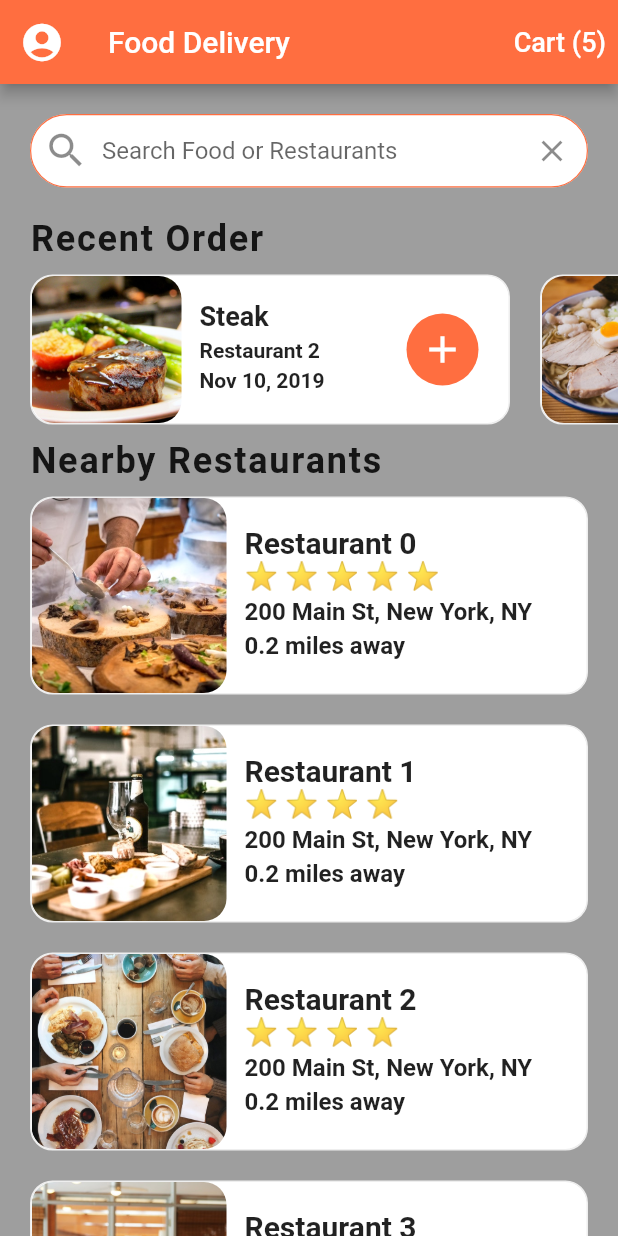
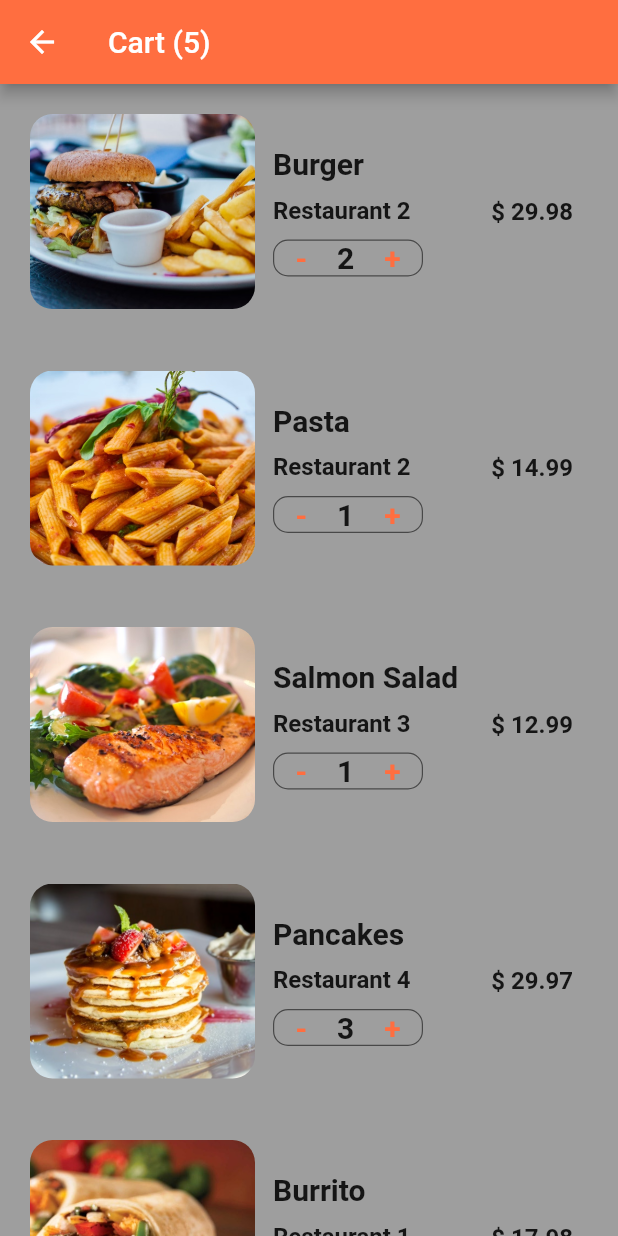
Before and after one commit to rhromets/ui_food_delivery, a Flutter app: the screen it shows after launch, after a tap on an icon or button, on a phone screen of 412 x 824 dp. Run offline on Flutter 3.47's test engine with Material 2 defaults, Android fonts, the phone set to English and light mode, and no system bars.

Commit message:
Add Cart Screen

```diff
--- /dev/null
+++ b/lib/screens/cart_screen.dart
@@ -0,0 +1,149 @@
+// import 'package:flutter/cupertino.dart';
+import 'package:flutter/material.dart';
+import 'package:food_ui/data/data.dart';
+
+import '../models/order.dart';
+
+class CartScreen extends StatefulWidget {
+  const CartScreen({Key? key}) : super(key: key);
+
+  @override
+  State<CartScreen> createState() => _CartScreenState();
+}
+
+class _CartScreenState extends State<CartScreen> {
+  Widget buildCartItem(Order order) {
+    return Container(
+      padding: const EdgeInsets.all(20.0),
+      height: 170.0,
+      child: Row(
+        children: [
+          Expanded(
+            child: Row(
+              children: [
+                Container(
+                  width: 150.0,
+                  decoration: BoxDecoration(
+                    image: DecorationImage(
+                      image: AssetImage(order.food!.imageUrl!),
+                      fit: BoxFit.cover,
+                    ),
+                    borderRadius: BorderRadius.circular(15.0),
+                  ),
+                ),
+                Expanded(
+                  child: Container(
+                    margin: const EdgeInsets.all(12.0),
+                    child: Column(
+                      mainAxisAlignment: MainAxisAlignment.center,
+                      crossAxisAlignment: CrossAxisAlignment.start,
+                      children: [
+                        Text(
+                          order.food!.name.toString(),
+                          style: const TextStyle(
+                            fontSize: 20.0,
+                            fontWeight: FontWeight.bold,
+                          ),
+                          overflow: TextOverflow.ellipsis,
+                        ),
+                        const SizedBox(height: 10.0),
+                        Text(
+                          order.restaurant!.name.toString(),
+                          style: const TextStyle(
+                            fontSize: 16.0,
+                            fontWeight: FontWeight.w600,
+                          ),
+                          overflow: TextOverflow.ellipsis,
+                        ),
+                        const SizedBox(height: 10.0),
+                        Container(
+                          width: 100.0,
+                          decoration: BoxDecoration(
+                            borderRadius: BorderRadius.circular(10.0),
+                            border: Border.all(
+                              width: 0.8,
+                              color: Colors.black54,
+                            ),
+                          ),
+                          child: Row(
+                            mainAxisAlignment: MainAxisAlignment.center,
+                            children: [
+                              GestureDetector(
+                                onTap: () {},
+                                child: Text(
+                                  '-',
+                                  style: TextStyle(
+                                    color:
+                                        Theme.of(context).colorScheme.primary,
+                                    fontSize: 20.0,
+                                    fontWeight: FontWeight.w600,
+                                  ),
+                                ),
+                              ),
+                              const SizedBox(width: 20.0),
+                              Text(
+                                order.quantity.toString(),
+                                style: const TextStyle(
+                                  fontSize: 20.0,
+                                  fontWeight: FontWeight.bold,
+                                ),
+                              ),
+                              const SizedBox(width: 20.0),
+                              GestureDetector(
+                                onTap: () {},
+                                child: Text(
+                                  '+',
+                                  style: TextStyle(
+                                    color:
+                                        Theme.of(context).colorScheme.primary,
+                                    fontSize: 20.0,
+                                    fontWeight: FontWeight.w600,
+                                  ),
+                                ),
+                              ),
+                            ],
+                          ),
+                        ),
+                      ],
+                    ),
+                  ),
+                ),
+              ],
+            ),
+          ),
+          Container(
+            margin: const EdgeInsets.all(10.0),
+            child: Text(
+              '\$ ${order.quantity! * order.food!.price!}',
+              style: const TextStyle(
+                fontSize: 16.0,
+                fontWeight: FontWeight.w600,
+              ),
+            ),
+          ),
+        ],
+      ),
+    );
+  }
+
+  @override
+  Widget build(BuildContext context) {
+    return Scaffold(
+      appBar: AppBar(
+        title: Text('Cart (${currentUser.cart!.length})'),
+      ),
+      body: ListView.separated(
+          itemBuilder: (BuildContext context, int index) {
+            Order order = currentUser.cart![index];
+            return buildCartItem(order);
+          },
+          separatorBuilder: (BuildContext context, int index) {
+            return const Divider(
+              height: 1.0,
+              color: Colors.grey,
+            );
+          },
+          itemCount: currentUser.cart!.length),
+    );
+  }
+}
--- a/lib/screens/home_screen.dart
+++ b/lib/screens/home_screen.dart
@@ -1,6 +1,7 @@
 import 'package:flutter/material.dart';
 import 'package:food_ui/data/data.dart' as data;
 import 'package:food_ui/models/restaurant.dart';
+import 'package:food_ui/screens/cart_screen.dart';
 import 'package:food_ui/screens/restaurant_screen.dart';
 import 'package:food_ui/widgets/recent_orders.dart';
 import 'package:food_ui/widgets/rating_stars.dart';
@@ -112,7 +113,12 @@ class _HomeScreenState extends State<HomeScreen> {
         actions: [
           Center(
             child: TextButton(
-              onPressed: () {},
+              onPressed: () => Navigator.push(
+                context,
+                MaterialPageRoute(
+                  builder: (_) => const CartScreen(),
+                ),
+              ),
               child: Text(
                 'Cart (${data.currentUser.cart!.length})',
                 style: TextStyle(
```
